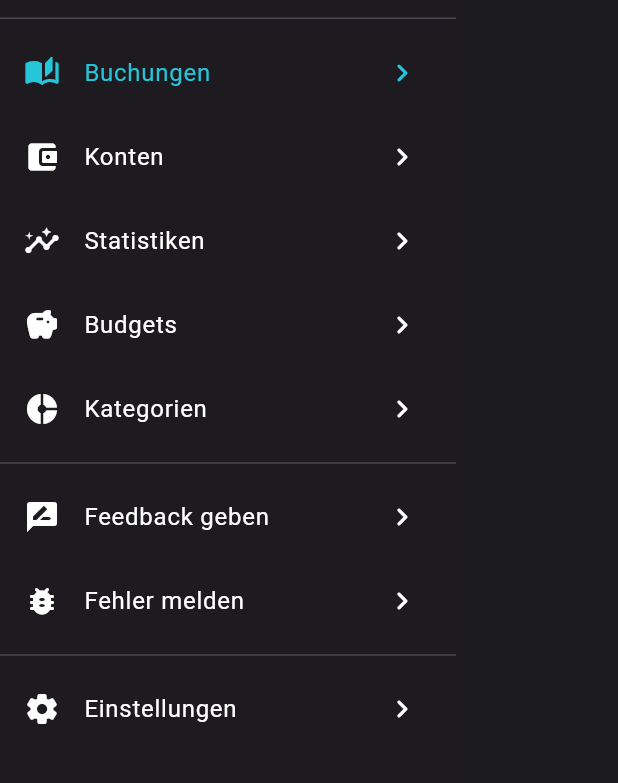
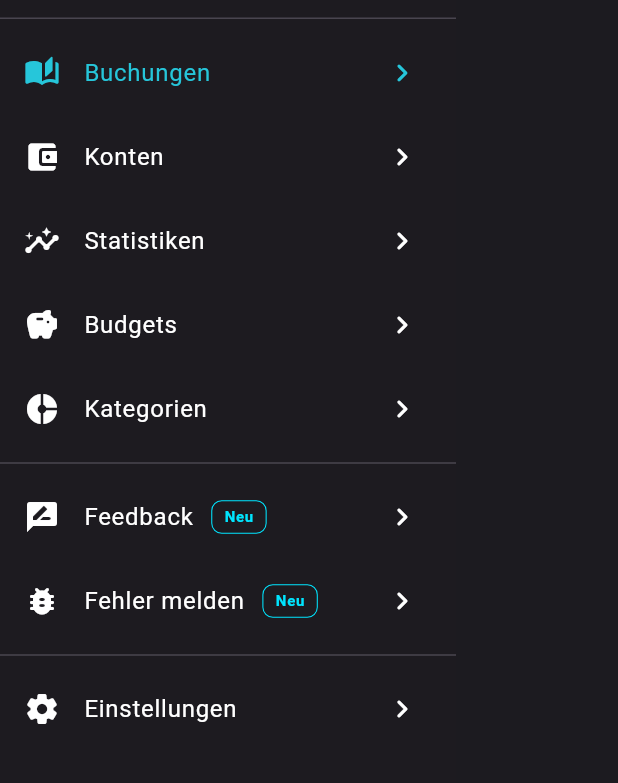
Before and after one commit to Marcel9494/Moneybook, a Flutter app: the SideMenuDrawer widget shown alone on an empty page, opened directly with empty values, on a phone screen of 412 x 824 dp, the part 98-881 px from its top. Run offline on Flutter 3.47's test engine with Material 3 defaults, Android fonts, the phone set to English and light mode, and no system bars; our stand-ins replace another_flushbar, bloc, dartz, equatable, fl_chart, flutter_bloc and 9 more; accounts and stored records are empty.

Commit message:
Neu Label hinzugefügt
- Neu Label hinzugefügt, um jeweils die neuen Features dem Benutzer ersichtlicher zu machen.
- Feedback Seitentext verbessert.

```diff
--- a/lib/features/settings/presentation/pages/feedback_page.dart
+++ b/lib/features/settings/presentation/pages/feedback_page.dart
@@ -59,7 +59,7 @@ class _FeedbackPageState extends State<FeedbackPage> {
   Widget build(BuildContext context) {
     return Scaffold(
       appBar: AppBar(
-        title: Text('Feedback geben'),
+        title: Text('Feedback einreichen'),
       ),
       body: SingleChildScrollView(
         child: Padding(
@@ -81,7 +81,8 @@ class _FeedbackPageState extends State<FeedbackPage> {
                   Padding(
                     padding: const EdgeInsets.fromLTRB(12.0, 16.0, 12.0, 0.0),
                     child: LongDescriptionTextField(
-                      hintText: 'Feedback, Ideen für ein neues Feature, andere Vorschläge, ...',
+                      hintText:
+                          'Teile dein Feedback mit dem Entwickler, um Moneybook zu verbessern. Feedback, Ideen für ein neues Feature, andere Vorschläge, ...',
                       descriptionController: descriptionController,
                     ),
                   ),
--- /dev/null
+++ b/lib/shared/presentation/widgets/deco/new_label.dart
@@ -0,0 +1,23 @@
+import 'package:flutter/material.dart';
+
+class NewLabel extends StatelessWidget {
+  const NewLabel({super.key});
+
+  @override
+  Widget build(BuildContext context) {
+    return Padding(
+      padding: const EdgeInsets.symmetric(horizontal: 12.0),
+      child: Container(
+        padding: const EdgeInsets.symmetric(horizontal: 8.0, vertical: 3.0),
+        decoration: BoxDecoration(
+          border: Border.all(color: Colors.cyanAccent.shade400, width: 0.7),
+          borderRadius: BorderRadius.circular(7.0),
+        ),
+        child: Text(
+          'Neu',
+          style: TextStyle(fontSize: 10.0, color: Colors.cyanAccent.shade400, fontWeight: FontWeight.bold),
+        ),
+      ),
+    );
+  }
+}
--- a/lib/shared/presentation/widgets/navigation_widgets/side_menu_drawer_widget.dart
+++ b/lib/shared/presentation/widgets/navigation_widgets/side_menu_drawer_widget.dart
@@ -1,6 +1,7 @@
 import 'package:flutter/material.dart';
 
 import '../../../../core/consts/route_consts.dart';
+import '../deco/new_label.dart';
 
 class SideMenuDrawer extends StatefulWidget {
   final int tabIndex;
@@ -148,9 +149,14 @@ class _SideMenuDrawerState extends State<SideMenuDrawer> {
               Icons.rate_review_rounded,
               color: widget.tabIndex == 5 ? Colors.cyan.shade400 : Colors.white,
             ),
-            title: Text(
-              'Feedback geben',
-              style: TextStyle(color: widget.tabIndex == 5 ? Colors.cyan.shade400 : Colors.white),
+            title: Row(
+              children: [
+                Text(
+                  'Feedback',
+                  style: TextStyle(color: widget.tabIndex == 5 ? Colors.cyan.shade400 : Colors.white),
+                ),
+                NewLabel(),
+              ],
             ),
             trailing: Icon(
               Icons.keyboard_arrow_right_rounded,
@@ -166,9 +172,14 @@ class _SideMenuDrawerState extends State<SideMenuDrawer> {
               Icons.bug_report_rounded,
               color: widget.tabIndex == 6 ? Colors.cyan.shade400 : Colors.white,
             ),
-            title: Text(
-              'Fehler melden',
-              style: TextStyle(color: widget.tabIndex == 6 ? Colors.cyan.shade400 : Colors.white),
+            title: Row(
+              children: [
+                Text(
+                  'Fehler melden',
+                  style: TextStyle(color: widget.tabIndex == 6 ? Colors.cyan.shade400 : Colors.white),
+                ),
+                NewLabel(),
+              ],
             ),
             trailing: Icon(
               Icons.keyboard_arrow_right_rounded,
```
